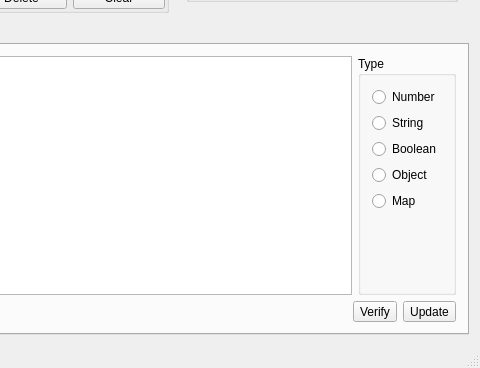
This is Server/mainwindow.ui in bigfug/moo as Qt 5 draws it before an edit; both pictures show x 738 to 1218 and y 390 to 758 of the 1218 by 758 pixel window. The edited form follows.
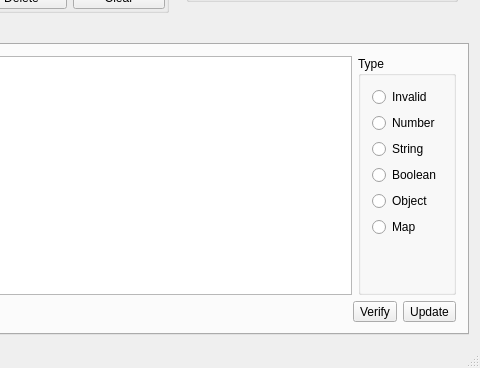
This is the edited form. Custom widgets are drawn as their Qt base class.

Commit message: Fixes for GUI - all functional but needs polishing

The edit to the form file:
```diff
--- a/Server/mainwindow.ui
+++ b/Server/mainwindow.ui
@@ -629,6 +629,13 @@
              <string>Type</string>
             </property>
             <layout class="QVBoxLayout" name="verticalLayout_14">
+             <item>
+              <widget class="QRadioButton" name="mTypeInvalid">
+               <property name="text">
+                <string>Invalid</string>
+               </property>
+              </widget>
+             </item>
              <item>
               <widget class="QRadioButton" name="mTypeNumber">
                <property name="text">
```
The commit also changes 2 other files.
